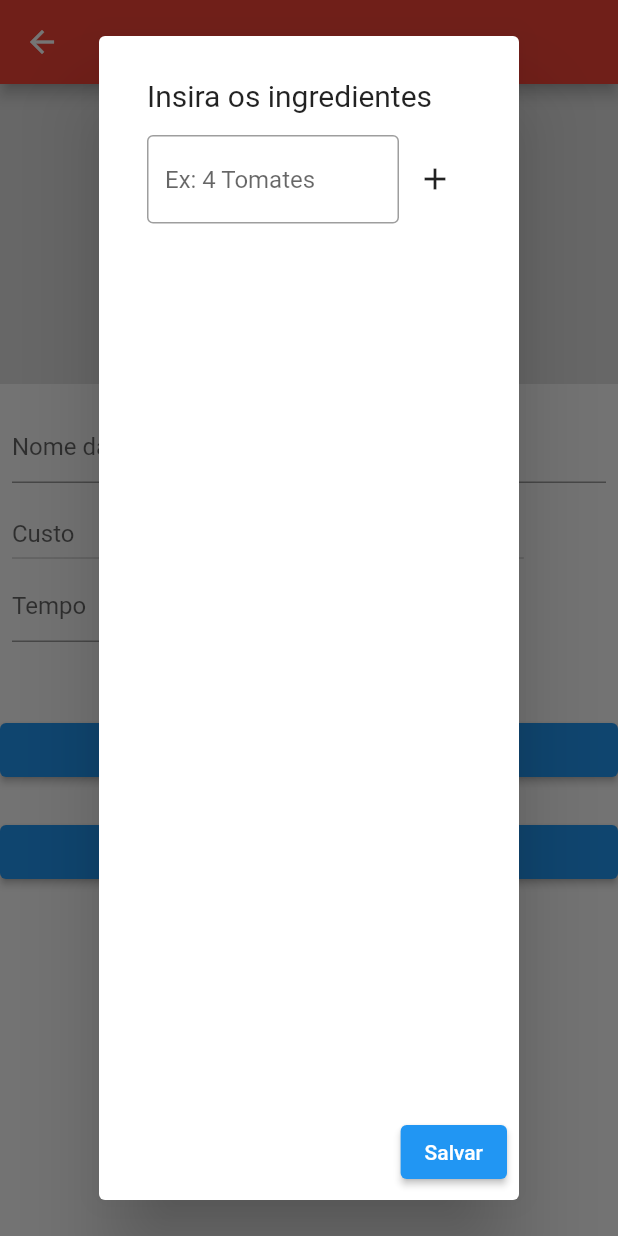
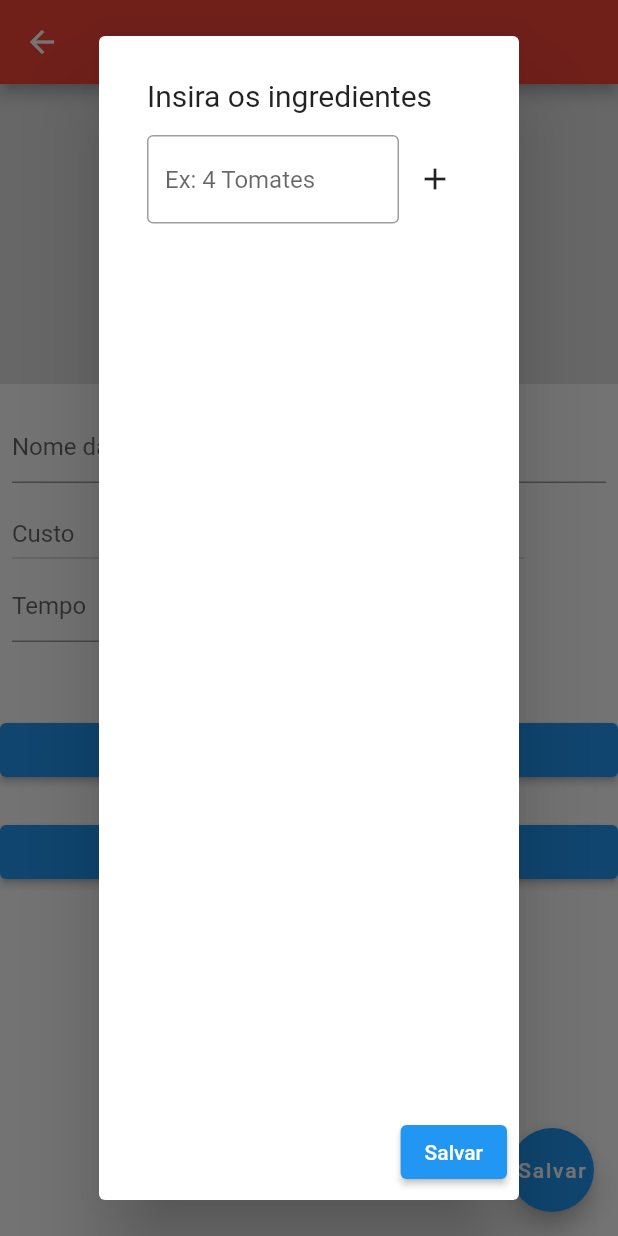
Before and after one commit to adrianoaraujo0/app_refeicoes, a Flutter app: the RegistrationPage screen opened directly, after a tap on "ingredientes", on a phone screen of 412 x 824 dp. Run offline on Flutter 3.47's test engine with Material 2 defaults, Android fonts, the light colour scheme and no system bars; our stand-ins replace image_picker, sqflite; accounts and stored records are empty.

Commit message:
implementando bd

```diff
--- a/lib/models/meal.dart
+++ b/lib/models/meal.dart
@@ -16,8 +16,8 @@ class Meal{
   final String category;
   final String name;
   final String imgUrl;
-  final List<String> mealIngredients;
-  final List<Map<String, dynamic>> mealSteps;
+  final String mealIngredients;
+  final String mealSteps;
   final int duration;
   final bool glutenFree;
   final bool lactoseFree;
--- a/lib/pages/categories/categories_page.dart
+++ b/lib/pages/categories/categories_page.dart
@@ -58,7 +58,7 @@ class _CategoriesPageState extends State<CategoriesPage> {
 
         return InkWell(
           child: itemList(meal, category),
-          onTap: () => Navigator.push(context, MaterialPageRoute(builder: (context) => MealPage(meal: meal),)),
+          // onTap: () => Navigator.push(context, MaterialPageRoute(builder: (context) => MealPage(meal: meal),)),
         );
       },
     );
@@ -102,7 +102,7 @@ class _CategoriesPageState extends State<CategoriesPage> {
 
         return InkWell(
           child: itemList(meal, category),
-          onTap: () => Navigator.push(context, MaterialPageRoute(builder: (context) => MealPage(meal: meal),)),
+          // onTap: () => Navigator.push(context, MaterialPageRoute(builder: (context) => MealPage(meal: meal))),
         );
       },
     );
--- a/lib/pages/drawer/drawer_component.dart
+++ b/lib/pages/drawer/drawer_component.dart
@@ -34,7 +34,7 @@ class DrawerComponent extends StatelessWidget {
           const SizedBox(height: 30),
           buildInkWell(
             context,
-            MaterialPageRoute(builder: (context) =>  RegistrationPage()),
+            MaterialPageRoute(builder: (context) => const RegistrationPage()),
             Icons.add_circle_outline_outlined,
             "Cadastre sua receita"
           )
--- a/lib/pages/registration/registration_controller.dart
+++ b/lib/pages/registration/registration_controller.dart
@@ -2,43 +2,86 @@ import 'dart:async';
 import 'package:app_refeicoes/models/ingredient.dart';
 import 'package:app_refeicoes/pages/registration/registration_repository.dart';
 import 'package:flutter/cupertino.dart';
-
+import 'package:image_picker/image_picker.dart';
 import '../../models/step.dart';
 
 class RegistrationController{
 
-  TextEditingController textControllerIngredients = TextEditingController();
-  TextEditingController textControllerSteps = TextEditingController();
+  String? cost;
+  String? complexity;
+  String? category;
+  bool? glutenFree;
+  bool? lactoseFree;
+  bool? vegan;
+  bool? vegetarian;
+  bool? favorite;
+
+  TextEditingController textControllerNameMeal = TextEditingController();
+  TextEditingController textControllerTimeMeal = TextEditingController();
+
+  TextEditingController textControllerNameIngredients = TextEditingController();
+  TextEditingController textControllerNameSteps = TextEditingController();
 
   StreamController<List<Ingredient>> controllerListIngredients = StreamController<List<Ingredient>>.broadcast();
   StreamController<List<Step>> controllerListSteps = StreamController<List<Step>>.broadcast();
+  StreamController<String> controllerDropdownButton = StreamController<String>.broadcast();
 
   RegistrationRepository registrationRepository = RegistrationRepository();
 
   List<Ingredient> listIngredients = [];
   List<Step> listSteps = [];
 
+  final ImagePicker _picker = ImagePicker();
+  XFile? image;
+
   Future<void> initMealPage() async{
     await registrationRepository.initDb();
   }
 
-  void insertMeal() async{
-   List x = await registrationRepository.findAllMeals();
-  }
-
-
   void updateListIngredients(String uidMeal) async{
-    listIngredients.add(Ingredient(uidMeal:uidMeal, name: textControllerIngredients.text));
+    listIngredients.add(Ingredient(uidMeal:uidMeal, name: textControllerNameIngredients.text));
     controllerListIngredients.sink.add(listIngredients);
-    textControllerIngredients.clear();
+    textControllerNameIngredients.clear();
   }
 
   void updateListSteps(String uidMeal){
+    listSteps.add(Step(uidMeal: uidMeal, name: textControllerNameSteps.text));
+    controllerListSteps.sink.add(listSteps);
+    textControllerNameSteps.clear();
+  }
 
-    listSteps.add(Step(uidMeal: uidMeal, name: textControllerSteps.text));
-    controllerListSteps.sink.add(listSteps);
-    textControllerSteps.clear();
+  void insertMealDatabase(String uidMeal) async{
+    print("name: ${textControllerNameMeal.text}");
+    print("time: ${textControllerTimeMeal.text}");
+    print("uidMeal: ${uidMeal.toString()}");
+    print("cost: $cost");
+    print("complexity: $complexity");
+    print("imgUrl: ${image!.path}");
+    print("duration: ${textControllerTimeMeal.text}");
+    print("category: ${category}");
+    print("glutenFree: $glutenFree");
+    print("lactoseFree: $lactoseFree");
+    print("vegan: $vegan");
+    print("vegetarian: $vegetarian");
+    print("favorite: $favorite");
   }
+
+  // void insertMealDatabase(Meal meal) async{
+  //   await registrationRepository.insertMeal(
+  //     meal.name,
+  //     meal.uidMeal,
+  //     meal.cost,
+  //     meal.complexity,
+  //     meal.imgUrl,
+  //     meal.duration,
+  //     meal.category,
+  //     meal.glutenFree,
+  //     meal.lactoseFree,
+  //     meal.vegan,
+  //     meal.vegetarian,
+  //     meal.favorite
+  //   );
+  // }
 
   void insertIngredientsDatabase() async{
     for(Ingredient ingredient in listIngredients){
@@ -52,21 +95,22 @@ class RegistrationController{
     }
   }
 
+  Future<void> takePhotoFromGallery() async{
+    image = await _picker.pickImage(source: ImageSource.gallery);
+  }
+
   void printTables() async{
-
-    // print("-------------Meal------------------------");
-    // for(var x in await registrationRepository.findAllMeals()){
-    //   print("${x.id}, ${x.name}, ${x.uidMeal}");
-    // }
-
+    print("-------------Meal------------------------");
+    for(var x in await registrationRepository.findAllMeals()){
+      print("${x.id}, ${x.name}, ${x.uidMeal}");
+    }
     print("-------------INGREDIENTS------------------------");
     for(var x in await registrationRepository.findAllIngredients()){
       print("${x.id}, ${x.name}, ${x.uidMeal}");
     }
-    print("-------------INGREDIENTS------------------------");
-     for(var x in await registrationRepository.findAllIngredients()){
+    print("-------------Steps------------------------");
+     for(var x in await registrationRepository.findAllSteps()){
       print("${x.id}, ${x.name}, ${x.uidMeal}");
     }
-
   }
 }
--- a/lib/pages/registration/registration_page.dart
+++ b/lib/pages/registration/registration_page.dart
@@ -20,8 +20,6 @@ class _RegistrationPageState extends State<RegistrationPage> {
   void initState() {
     registrationController.initMealPage().then((value) => registrationController.printTables());
     uidMeal = const Uuid();
-
-    // registrationController.printTables();
 
     super.initState();
   }
@@ -47,7 +45,7 @@ class _RegistrationPageState extends State<RegistrationPage> {
                       text:  "Insira os ingredientes",
                       hintText: "Ex: 4 Tomates",
                       controller: registrationController.controllerListIngredients,
-                      textEditingController: registrationController.textControllerIngredients,
+                      textEditingController: registrationController.textControllerNameIngredients,
                       functionUpdateList: ()=> registrationController.updateListIngredients(uidMeal.toString()),
                       insertDatabase: ()=> registrationController.insertIngredientsDatabase(),
                     ),
@@ -66,7 +64,7 @@ class _RegistrationPageState extends State<RegistrationPage> {
                       text: "Insira os passos",
                       hintText: "Ex: Ferver água",
                       controller: registrationController.controllerListSteps,
-                      textEditingController: registrationController.textControllerSteps,
+                      textEditingController: registrationController.textControllerNameSteps,
                       functionUpdateList: ()=> registrationController.updateListSteps(uidMeal.toString()),
                       insertDatabase: () => registrationController.insertStepDatabase(uidMeal.toString())
                     ),
@@ -78,11 +76,21 @@ class _RegistrationPageState extends State<RegistrationPage> {
           ],
         ),
       ),
+      floatingActionButton: FloatingActionButton(
+        child: const Text("Salvar"),
+        onPressed: (){
+          registrationController.insertMealDatabase(uidMeal.toString());
+        }
+      ),
     );
   }
 
   Widget addImage(){
-    return Container(
+    return InkWell(
+      onTap: () {
+        registrationController.takePhotoFromGallery();
+      },
+      child: Container(
         height: 200,
         width: double.infinity,
         color: Colors.grey[300],
@@ -93,6 +101,7 @@ class _RegistrationPageState extends State<RegistrationPage> {
             Text("Adicione uma imagem", style: TextStyle(fontSize: 27),)
           ]
         ),
+      ),
     );
   }
 
@@ -102,24 +111,36 @@ class _RegistrationPageState extends State<RegistrationPage> {
       child: Column(
         crossAxisAlignment: CrossAxisAlignment.start,
         children: [
-           const TextField(
-              decoration: InputDecoration(hintText: "Nome da receita"),
+            TextField(
+            controller: registrationController.textControllerNameMeal,
+              decoration: const InputDecoration(hintText: "Nome da receita"),
             ),
           const SizedBox(height: 10),
           Row(
             mainAxisAlignment: MainAxisAlignment.start,
             children: [
-            buildDropDownButton("Custo",["Barato","Razoável","Caro"]),
+              buildDropDownButton(
+                title: "Custo",
+                items: ["Barato","Razoável","Caro"],
+              ),
               const SizedBox(width: 5),
-            buildDropDownButton("Dificuldade",["Fácil","Médio","Difícil"]),
+              buildDropDownButton(
+                title: "Dificuldade",
+                items: ["Fácil","Médio","Difícil"],
+              ),
               const SizedBox(width: 5),
-            buildDropDownButton("Categorias",["Italiano" , "Médio" , "Rápido & Fácil", "Hamburgers", "Alemã", "Leve & Saudável", "Exótica", "Café da Manhã","Asiática","Francesa", "Verão"]),
+              buildDropDownButton(
+                title: "Categorias",
+                items: ["Italiano" , "Médio" , "Rápido & Fácil", "Hamburgers", "Alemã", "Leve & Saudável", "Exótica", "Café da Manhã","Asiática","Francesa", "Verão"],
+
+              ),
             ],
           ),
-          const SizedBox(
+          SizedBox(
             width: 60,
             child: TextField(
-              decoration: InputDecoration(hintText: "Tempo"),
+              controller: registrationController.textControllerTimeMeal,
+              decoration: const InputDecoration(hintText: "Tempo"),
             )
           ),
         ],
@@ -127,18 +148,24 @@ class _RegistrationPageState extends State<RegistrationPage> {
     );
   }
 
-  Widget buildDropDownButton( String title, List<String> values){
+  Widget buildDropDownButton({required String title, required List<String> items}){
+    return StreamBuilder<String>(
+      stream: registrationController.controllerDropdownButton.stream,
+      builder: (context, snapshot) {
         return DropdownButton(
           hint: Text(title),
-      items: values.map((e){
+          items: items.map((name){
             return DropdownMenuItem(
-          value: e,
-          child: Text(e),
+              value: name,
+              child: Text(name),
             );
           }).toList(),
-      onChanged: ((value) {
-        print(value);
-      })
+          onChanged: (newTitle) {
+            registrationController.controllerDropdownButton.sink.add(newTitle!);
+            title = newTitle;
+          }
+        );
+      }
     );
   }
 
--- a/lib/pages/registration/registration_repository.dart
+++ b/lib/pages/registration/registration_repository.dart
@@ -11,7 +11,7 @@ class RegistrationRepository{
     _database = await DBProvider.db.database;
   }
 
-  Future<void> insertMeal(String name, String uidMeal, String cost, String complexity, String img, int duration, String category, String mealIngredients, String mealSteps, int glutenFree, int lactoseFree, int vegan, int vegetarian, int favorite) async{
+  Future<void> insertMeal(String name, String uidMeal, String cost, String complexity, String img, int duration, String category,  bool glutenFree, bool lactoseFree, bool vegan, bool vegetarian, bool favorite) async{
     await _database.insert(
       "meal",
     {
@@ -22,8 +22,6 @@ class RegistrationRepository{
       "img" : img,
       "duration" : duration,
       "category" : category,
-      "mealIngredient" : mealIngredients,
-      "mealSteps" : mealSteps,
       "glutenFree" : glutenFree,
       "lactoseFree" : lactoseFree,
       "vegan" : vegan,
--- a/pubspec.yaml
+++ b/pubspec.yaml
@@ -15,8 +15,12 @@ dependencies:
     sdk: flutter
 
   cupertino_icons: ^1.0.2
+  #BD
   sqflite: ^2.2.0+3
+  #UUID
   uuid: ^3.0.7
+  #IMAGE PICKER
+  image_picker: ^0.8.6
 
 dev_dependencies:
   flutter_test:
```
Also changed, not shown: lib/data/dummy_data.dart (+1 -48 lines), lib/pages/meal/meal_page.dart (+154 -154 lines), pubspec.lock. Lines whose indentation alone changed are shown as unchanged.
